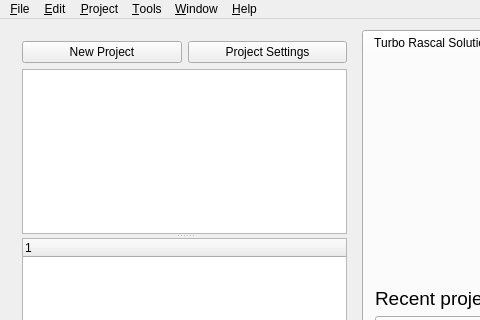
Qt form mainwindow.ui (leuat/TRSE) before a commit; both pictures show x 0 to 480 and y 0 to 320 of the 1380 by 720 pixel window.
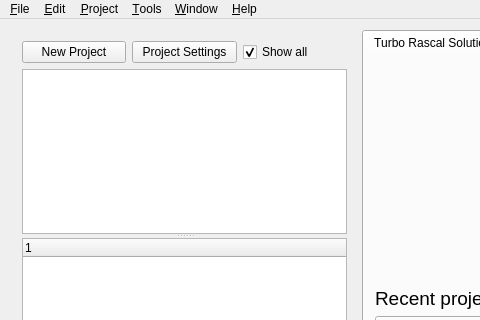
The same form after that commit. Icons and pictures are not drawn. Custom widgets are drawn as their Qt base class.

Commit message: Added a 'show all' button

```diff
--- a/mainwindow.ui
+++ b/mainwindow.ui
@@ -55,6 +55,16 @@
               </property>
              </widget>
             </item>
+            <item>
+             <widget class="QCheckBox" name="chkShowAllFiles">
+              <property name="text">
+               <string>Show all</string>
+              </property>
+              <property name="checked">
+               <bool>true</bool>
+              </property>
+             </widget>
+            </item>
            </layout>
           </item>
          </layout>
```
The commit also changes 3 other files.
